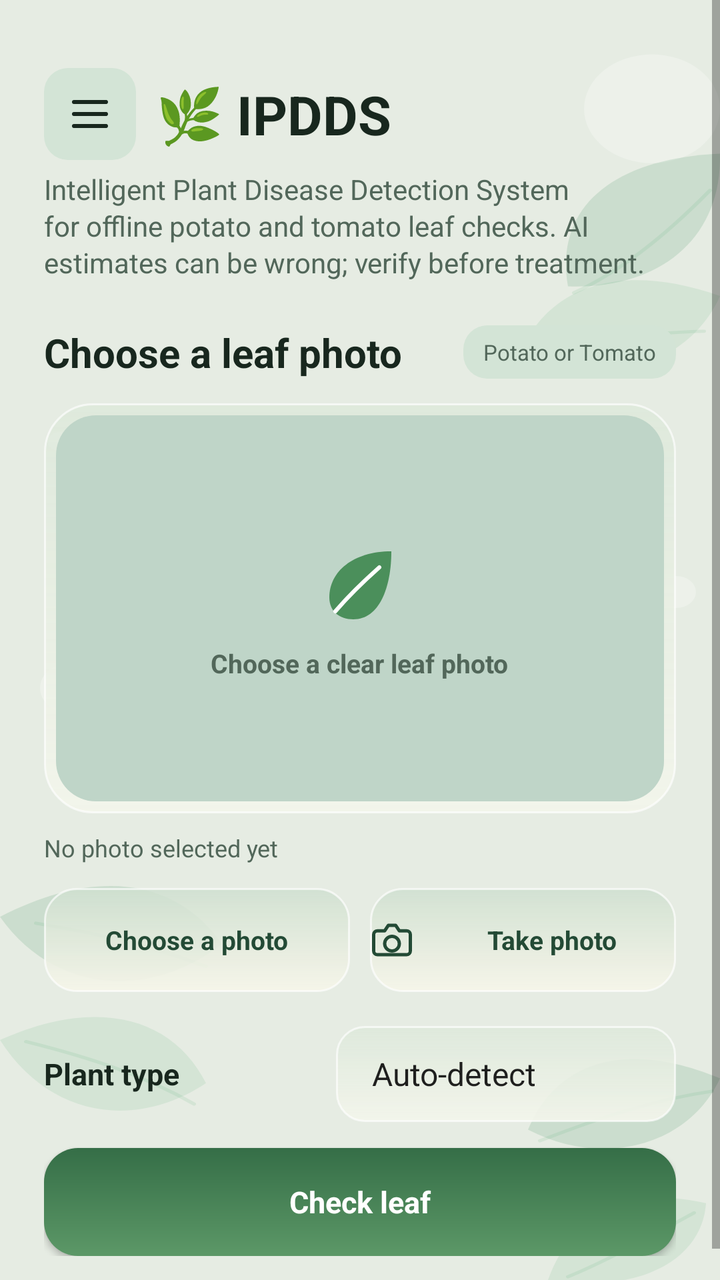
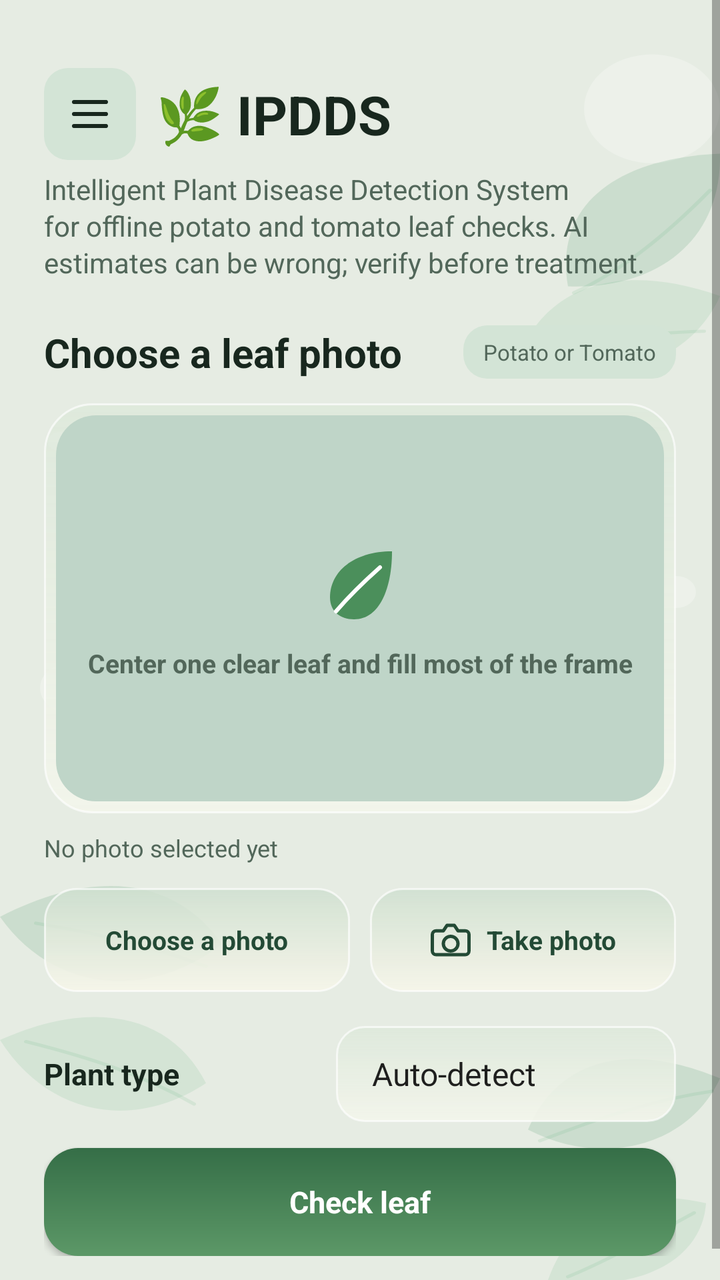

Compare the two renders of this Android layout. The source of the first and the diff that turns it into the second are given below.
<!-- AndroidManifest.xml: application theme AppTheme -->
<!-- res/layout/page_scanner.xml -->
<ScrollView xmlns:android="http://schemas.android.com/apk/res/android"
    android:layout_width="match_parent"
    android:layout_height="match_parent"
    android:background="@drawable/plant_wallpaper"
    android:clipToPadding="false"
    android:fillViewport="true">

    <LinearLayout
        android:layout_width="match_parent"
        android:layout_height="wrap_content"
        android:orientation="vertical"
        android:paddingStart="22dp"
        android:paddingTop="34dp"
        android:paddingEnd="22dp"
        android:paddingBottom="28dp">

        <LinearLayout
            android:layout_width="match_parent"
            android:layout_height="wrap_content"
            android:gravity="center_vertical"
            android:orientation="horizontal">

            <ImageButton
                android:id="@+id/open_drawer"
                android:layout_width="46dp"
                android:layout_height="46dp"
                android:layout_marginEnd="10dp"
                android:background="@drawable/crop_hint_badge"
                android:contentDescription="@string/open_navigation"
                android:padding="11dp"
                android:src="@drawable/ic_menu"
                android:tint="@color/text_primary" />

            <TextView
                android:layout_width="0dp"
                android:layout_height="wrap_content"
                android:layout_weight="1"
                android:fontFamily="sans-serif"
                android:text="@string/brand_name"
                android:textColor="@color/text_primary"
                android:textSize="27sp"
                android:textStyle="bold" />
        </LinearLayout>

        <TextView
            android:layout_width="match_parent"
            android:layout_height="wrap_content"
            android:layout_marginTop="5dp"
            android:lineSpacingExtra="2dp"
            android:text="@string/subtitle"
            android:textColor="@color/text_secondary"
            android:textSize="14sp" />

        <LinearLayout
            android:layout_width="match_parent"
            android:layout_height="wrap_content"
            android:layout_marginTop="22dp"
            android:gravity="center_vertical"
            android:orientation="horizontal">

            <TextView
                android:layout_width="0dp"
                android:layout_height="wrap_content"
                android:layout_weight="1"
                android:text="@string/photo_section_title"
                android:textColor="@color/text_primary"
                android:textSize="20sp"
                android:textStyle="bold" />

            <TextView
                android:layout_width="wrap_content"
                android:layout_height="wrap_content"
                android:background="@drawable/crop_hint_badge"
                android:paddingStart="10dp"
                android:paddingTop="6dp"
                android:paddingEnd="10dp"
                android:paddingBottom="6dp"
                android:text="@string/crop_hint"
                android:textColor="@color/text_secondary"
                android:textSize="11sp" />
        </LinearLayout>

        <FrameLayout
            android:layout_width="match_parent"
            android:layout_height="205dp"
            android:layout_marginTop="12dp"
            android:background="@drawable/photo_frame"
            android:padding="6dp">

            <ImageView
                android:id="@+id/leaf_image"
                android:layout_width="match_parent"
                android:layout_height="match_parent"
                android:background="@drawable/image_placeholder"
                android:contentDescription="@string/no_image_selected"
                android:outlineProvider="background"
                android:scaleType="centerCrop" />

            <TextView
                android:id="@+id/empty_image_hint"
                android:layout_width="wrap_content"
                android:layout_height="wrap_content"
                android:layout_gravity="center"
                android:gravity="center"
                android:drawablePadding="7dp"
                android:drawableTop="@drawable/ic_leaf"
                android:text="@string/photo_placeholder"
                android:textColor="@color/text_secondary"
                android:textSize="13sp"
                android:textStyle="bold" />
        </FrameLayout>

        <TextView
            android:id="@+id/selected_file"
            android:layout_width="match_parent"
            android:layout_height="wrap_content"
            android:layout_marginTop="9dp"
            android:ellipsize="middle"
            android:maxLines="1"
            android:text="@string/no_image_selected"
            android:textColor="@color/text_secondary"
            android:textSize="12sp" />

        <LinearLayout
            android:layout_width="match_parent"
            android:layout_height="wrap_content"
            android:layout_marginTop="12dp"
            android:orientation="horizontal">

            <Button
                android:id="@+id/choose_image"
                android:layout_width="0dp"
                android:layout_height="52dp"
                android:layout_weight="1"
                android:background="@drawable/secondary_button"
                android:minHeight="0dp"
                android:text="@string/choose_image"
                android:textAllCaps="false"
                android:textColor="@color/button_secondary_text"
                android:textSize="13sp"
                android:textStyle="bold" />

            <View
                android:layout_width="10dp"
                android:layout_height="1dp" />

            <Button
                android:id="@+id/capture_photo"
                android:layout_width="0dp"
                android:layout_height="52dp"
                android:layout_weight="1"
                android:background="@drawable/secondary_button"
                android:drawableStart="@drawable/ic_camera"
                android:drawablePadding="7dp"
                android:drawableTint="@color/button_secondary_text"
                android:minHeight="0dp"
                android:text="@string/capture_photo"
                android:textAllCaps="false"
                android:textColor="@color/button_secondary_text"
                android:textSize="13sp"
                android:textStyle="bold" />
        </LinearLayout>

        <LinearLayout
            android:layout_width="match_parent"
            android:layout_height="wrap_content"
            android:layout_marginTop="17dp"
            android:gravity="center_vertical"
            android:orientation="horizontal">

            <TextView
                android:id="@+id/crop_label"
                android:layout_width="0dp"
                android:layout_height="wrap_content"
                android:layout_weight="1"
                android:text="@string/crop_label"
                android:textColor="@color/text_primary"
                android:textSize="15sp"
                android:textStyle="bold" />

            <Spinner
                android:id="@+id/crop_selector"
                android:layout_width="170dp"
                android:layout_height="48dp"
                android:background="@drawable/crop_selector_background"
                android:entries="@array/crop_options"
                android:paddingStart="10dp"
                android:paddingEnd="10dp" />
        </LinearLayout>

        <Button
            android:id="@+id/analyze_image"
            android:layout_width="match_parent"
            android:layout_height="54dp"
            android:layout_marginTop="13dp"
            android:background="@drawable/primary_button"
            android:minHeight="0dp"
            android:text="@string/analyze"
            android:textAllCaps="false"
            android:textColor="@color/button_primary_text"
            android:textSize="15sp"
            android:textStyle="bold" />

        <ProgressBar
            android:id="@+id/progress"
            style="?android:attr/progressBarStyleHorizontal"
            android:layout_width="match_parent"
            android:layout_height="4dp"
            android:layout_marginTop="12dp"
            android:indeterminate="true"
            android:visibility="gone" />

        <TextView
            android:id="@+id/status"
            android:layout_width="match_parent"
            android:layout_height="wrap_content"
            android:layout_marginTop="12dp"
            android:background="@drawable/status_panel"
            android:padding="12dp"
            android:textColor="@color/text_error"
            android:textSize="13sp"
            android:visibility="gone" />

        <LinearLayout
            android:id="@+id/result_panel"
            android:layout_width="match_parent"
            android:layout_height="wrap_content"
            android:layout_marginTop="20dp"
            android:background="@drawable/result_panel"
            android:orientation="vertical"
            android:padding="18dp"
            android:visibility="gone">

            <TextView
                android:id="@+id/result_crop"
                android:layout_width="wrap_content"
                android:layout_height="wrap_content"
                android:background="@drawable/crop_hint_badge"
                android:paddingStart="10dp"
                android:paddingTop="6dp"
                android:paddingEnd="10dp"
                android:paddingBottom="6dp"
                android:textColor="@color/text_accent"
                android:textSize="12sp"
                android:textStyle="bold" />

            <TextView
                android:id="@+id/result_diagnosis"
                android:layout_width="match_parent"
                android:layout_height="wrap_content"
                android:layout_marginTop="13dp"
                android:fontFamily="serif"
                android:textColor="@color/text_primary"
                android:textSize="25sp"
                android:textStyle="bold" />

            <TextView
                android:id="@+id/result_confidence"
                android:layout_width="match_parent"
                android:layout_height="wrap_content"
                android:layout_marginTop="5dp"
                android:textColor="@color/text_secondary"
                android:textSize="13sp" />

            <TextView
                android:id="@+id/result_pathogen_label"
                android:layout_width="match_parent"
                android:layout_height="wrap_content"
                android:layout_marginTop="17dp"
                android:text="@string/pathogen_title"
                android:textColor="@color/text_secondary"
                android:textSize="12sp"
                android:textStyle="bold" />

            <TextView
                android:id="@+id/result_pathogen"
                android:layout_width="match_parent"
                android:layout_height="wrap_content"
                android:layout_marginTop="4dp"
                android:textColor="@color/text_primary"
                android:textSize="14sp" />

            <TextView
                android:id="@+id/result_treatment_label"
                android:layout_width="match_parent"
                android:layout_height="wrap_content"
                android:layout_marginTop="17dp"
                android:text="@string/treatment_title"
                android:textColor="@color/text_secondary"
                android:textSize="12sp"
                android:textStyle="bold" />

            <TextView
                android:id="@+id/result_treatment"
                android:layout_width="match_parent"
                android:layout_height="wrap_content"
                android:layout_marginTop="4dp"
                android:lineSpacingExtra="3dp"
                android:textColor="@color/text_primary"
                android:textSize="14sp" />

            <TextView
                android:id="@+id/result_warning"
                android:layout_width="match_parent"
                android:layout_height="wrap_content"
                android:layout_marginTop="14dp"
                android:background="@drawable/status_panel"
                android:padding="12dp"
                android:textColor="@color/text_warning"
                android:textSize="13sp"
                android:visibility="gone" />
        </LinearLayout>

    </LinearLayout>
</ScrollView>
<!-- resources referenced by this layout -->
<resources>
  <string-array name="crop_options">
          <item>Auto-detect</item>
          <item>Potato</item>
          <item>Tomato</item>
      </string-array>
  <color name="button_primary_text">#FFFFFF</color>
  <color name="button_secondary_text">#234A35</color>
  <color name="text_accent">#28583A</color>
  <color name="text_error">#873E37</color>
  <color name="text_primary">#18271E</color>
  <color name="text_secondary">#52675A</color>
  <color name="text_warning">#79521B</color>
  <!-- drawable crop_hint_badge (drawable) -->
  <shape xmlns:android="http://schemas.android.com/apk/res/android">
      <solid android:color="@color/surface_secondary" />
      <corners android:radius="12dp" />
  </shape>
  <!-- drawable image_placeholder (drawable) -->
  <shape xmlns:android="http://schemas.android.com/apk/res/android">
      <solid android:color="@color/surface_photo" />
      <corners android:radius="20dp" />
  </shape>
  <!-- drawable photo_frame (drawable) -->
  <shape xmlns:android="http://schemas.android.com/apk/res/android">
      <gradient
          android:angle="90"
          android:endColor="@color/glass_surface_bottom"
          android:startColor="@color/glass_surface_top" />
      <corners android:radius="24dp" />
      <stroke
          android:width="1dp"
          android:color="@color/glass_border" />
  </shape>
  <!-- drawable primary_button (drawable) -->
  <shape xmlns:android="http://schemas.android.com/apk/res/android">
      <gradient
          android:angle="90"
          android:endColor="@color/primary_button_bottom"
          android:startColor="@color/primary_button_top" />
      <corners android:radius="17dp" />
  </shape>
  <!-- drawable result_panel (drawable) -->
  <shape xmlns:android="http://schemas.android.com/apk/res/android">
      <gradient
          android:angle="90"
          android:endColor="@color/glass_surface_bottom"
          android:startColor="@color/glass_surface_top" />
      <corners android:radius="22dp" />
      <stroke
          android:width="1dp"
          android:color="@color/glass_border" />
  </shape>
  <!-- drawable status_panel (drawable) -->
  <shape xmlns:android="http://schemas.android.com/apk/res/android">
      <solid android:color="@color/status_background" />
      <corners android:radius="12dp" />
  </shape>
  <string name="analyze">Check leaf</string>
  <string name="brand_name">🌿 IPDDS</string>
  <string name="capture_photo">Take photo</string>
  <string name="choose_image">Choose a photo</string>
  <string name="crop_hint">Potato or Tomato</string>
  <string name="crop_label">Plant type</string>
  <string name="no_image_selected">No photo selected yet</string>
  <string name="open_navigation">Open navigation menu</string>
  <string name="pathogen_title">Cause</string>
  <string name="photo_placeholder">Choose a clear leaf photo</string>
  <string name="photo_section_title">Choose a leaf photo</string>
  <string name="subtitle">Intelligent Plant Disease Detection System for offline potato and tomato leaf checks. AI estimates can be wrong; verify before treatment.</string>
  <string name="treatment_title">Suggested care</string>
  <color name="surface_secondary">#D3E4D6</color>
  <color name="glass_surface_bottom">#CFDCE8DA</color>
  <color name="glass_surface_top">#EAF3F5EB</color>
  <color name="glass_border">#A8FFFFFF</color>
  <color name="color_accent">#4B8F5B</color>
  <color name="surface_photo">#BFD5C8</color>
  <color name="primary_button_bottom">#356E47</color>
  <color name="primary_button_top">#5C9867</color>
  <color name="glass_button_bottom">#D5CEDFCF</color>
  <color name="glass_button_top">#EAF6F5E9</color>
  <color name="status_background">#E8DCD7</color>
  <color name="screen_background">#E6ECE3</color>
  <!-- unchanged entries left out for length: 7 -->
</resources>

<!-- the commit's change to res/layout/page_scanner.xml (unified diff, before → after) -->
@@ -144,21 +144,33 @@
                 android:layout_width="10dp"
                 android:layout_height="1dp" />
 
-            <Button
+            <LinearLayout
                 android:id="@+id/capture_photo"
                 android:layout_width="0dp"
                 android:layout_height="52dp"
                 android:layout_weight="1"
                 android:background="@drawable/secondary_button"
-                android:drawableStart="@drawable/ic_camera"
-                android:drawablePadding="7dp"
-                android:drawableTint="@color/button_secondary_text"
-                android:minHeight="0dp"
-                android:text="@string/capture_photo"
-                android:textAllCaps="false"
-                android:textColor="@color/button_secondary_text"
-                android:textSize="13sp"
-                android:textStyle="bold" />
+                android:clickable="true"
+                android:focusable="true"
+                android:gravity="center"
+                android:orientation="horizontal">
+
+                <ImageView
+                    android:layout_width="22dp"
+                    android:layout_height="22dp"
+                    android:contentDescription="@null"
+                    android:src="@drawable/ic_camera"
+                    android:tint="@color/button_secondary_text" />
+
+                <TextView
+                    android:layout_width="wrap_content"
+                    android:layout_height="wrap_content"
+                    android:layout_marginStart="7dp"
+                    android:text="@string/capture_photo"
+                    android:textColor="@color/button_secondary_text"
+                    android:textSize="13sp"
+                    android:textStyle="bold" />
+            </LinearLayout>
         </LinearLayout>
 
         <LinearLayout
<!-- resource entries referenced after the edit -->
@@ -66,7 +66,7 @@
   <string name="no_image_selected">No photo selected yet</string>
   <string name="open_navigation">Open navigation menu</string>
   <string name="pathogen_title">Cause</string>
-  <string name="photo_placeholder">Choose a clear leaf photo</string>
+  <string name="photo_placeholder">Center one clear leaf and fill most of the frame</string>
   <string name="photo_section_title">Choose a leaf photo</string>
   <string name="subtitle">Intelligent Plant Disease Detection System for offline potato and tomato leaf checks. AI estimates can be wrong; verify before treatment.</string>
   <string name="treatment_title">Suggested care</string>
